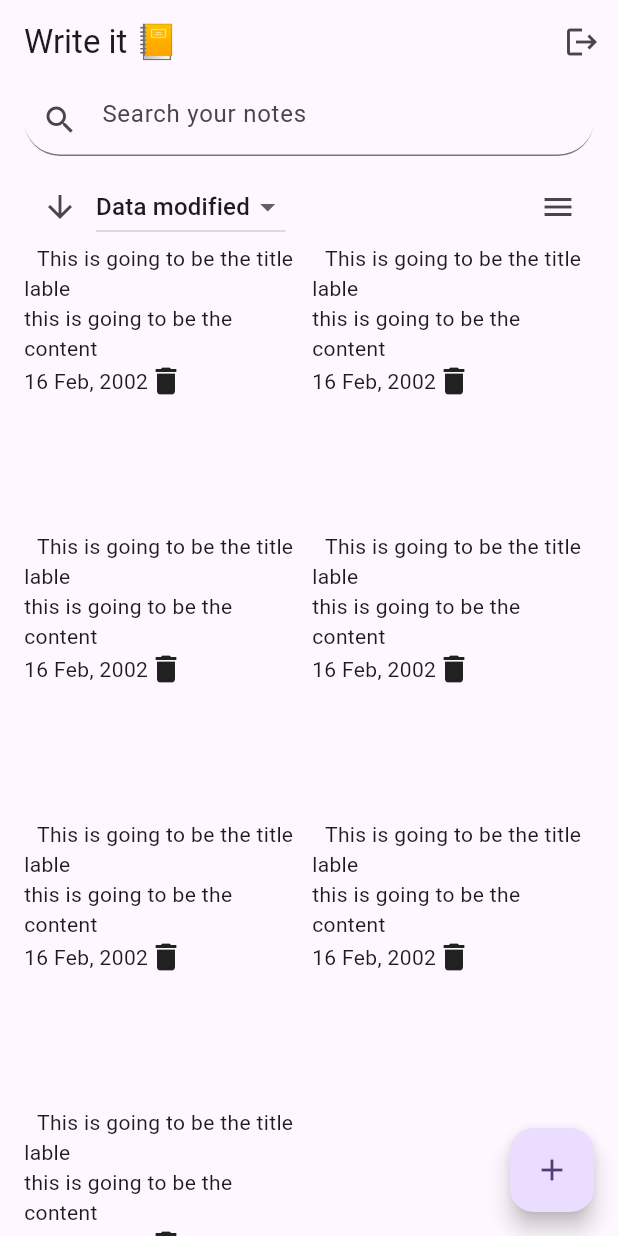
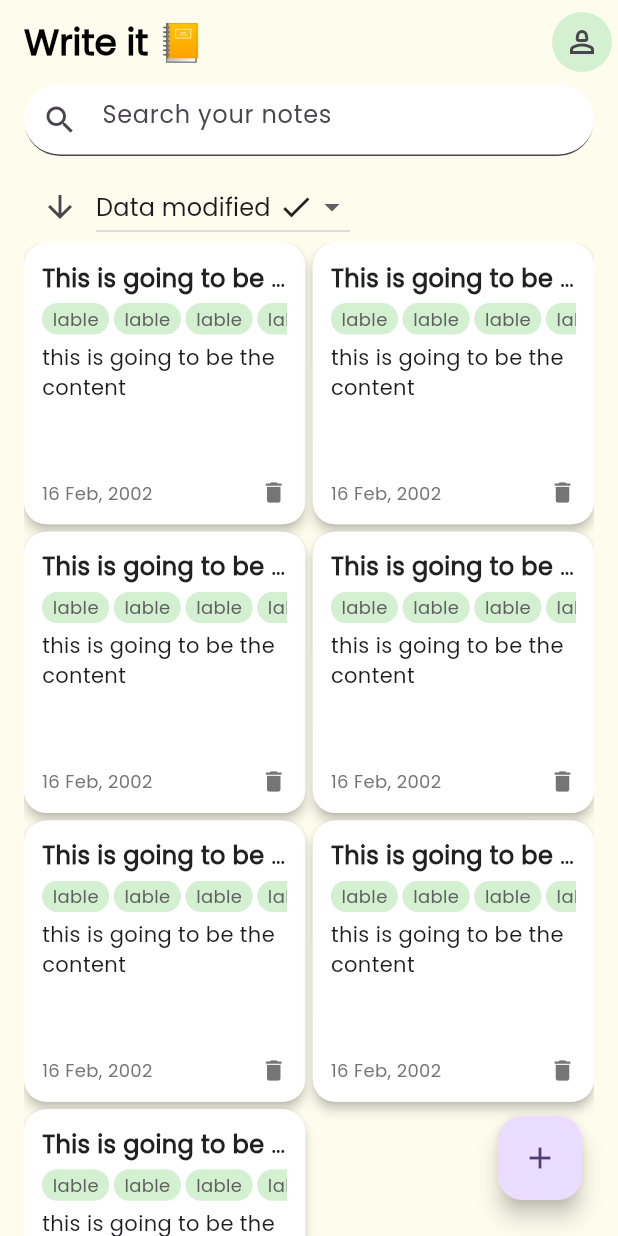
Before and after one commit to siddhartha1104/write_it, a Flutter app: the screen it shows after launch, on a phone screen of 412 x 824 dp. Run offline on Flutter 3.47's test engine with Material 3 defaults, Android fonts, the phone set to English and light mode, and no system bars.

```diff
--- a/lib/home_page.dart
+++ b/lib/home_page.dart
@@ -1,5 +1,5 @@
 import 'package:flutter/material.dart';
-import 'package:flutter/widgets.dart';
+import 'package:write_it/widget/widget_support.dart';
 
 class HomePage extends StatefulWidget {
   const HomePage({super.key});
@@ -11,18 +11,37 @@ class HomePage extends StatefulWidget {
 class _HomePageState extends State<HomePage> {
   final List<String> dropDownOptions = ['Data modified', 'Date created'];
   late String dropDownValue = dropDownOptions.first;
+
+  bool isDecending = true;
+
   @override
   Widget build(BuildContext context) {
     return Scaffold(
       appBar: AppBar(
-        title: const Text("Write it 📒"),
+        title: Text(
+          "Write it 📒",
+          style: AppWidget.headlineTextFeildStyle(),
+        ),
         actions: [
           //=====logout button=======
           IconButton(
               onPressed: () {},
-            icon: const Icon(Icons.logout),
-          )
+              icon: const Icon(
+                Icons.person_2_outlined,
+              ),
+              style: IconButton.styleFrom(
+                  backgroundColor: const Color.fromARGB(255, 211, 240, 209),
+                  shape: RoundedRectangleBorder(
+                    borderRadius: BorderRadius.circular(50),
+                  )))
         ],
+      ),
+      floatingActionButton: Padding(
+        padding: const EdgeInsets.all(8.0),
+        child: FloatingActionButton(
+          onPressed: () {},
+          child: const Icon(Icons.add),
+        ),
       ),
       body: Padding(
         padding: const EdgeInsets.only(left: 16, right: 16),
@@ -33,6 +52,8 @@ class _HomePageState extends State<HomePage> {
               decoration: InputDecoration(
                 hintText: 'Search your notes',
                 prefixIcon: const Icon(Icons.search),
+                fillColor: Colors.white,
+                filled: true,
                 border: UnderlineInputBorder(
                     borderRadius: BorderRadius.circular(50)),
               ),
@@ -41,17 +62,33 @@ class _HomePageState extends State<HomePage> {
             Row(
               children: [
                 IconButton(
-                  onPressed: () {},
-                  icon: const Icon(Icons.arrow_downward),
+                  onPressed: () {
+                    setState(() {
+                      isDecending = !isDecending;
+                    });
+                  },
+                  icon: Icon(
+                      isDecending ? Icons.arrow_downward : Icons.arrow_upward),
                 ),
 
                 //=====Dropdown (short datemodified, datecreated)=======
                 DropdownButton(
                   value: dropDownValue,
+                  borderRadius: BorderRadius.circular(16),
                   items: dropDownOptions
                       .map((e) => DropdownMenuItem(
                             value: e,
-                            child: Text(e),
+                            child: Row(
+                              children: [
+                                Text(e),
+
+                                // ...[] -> this helps to combine two widgets
+                                if (e == dropDownValue) ...[
+                                  const SizedBox(width: 5),
+                                  const Icon(Icons.check)
+                                ],
+                              ],
+                            ),
                           ))
                       .toList(),
                   onChanged: (newValue) {
@@ -60,55 +97,100 @@ class _HomePageState extends State<HomePage> {
                     });
                   },
                 ),
-                const Spacer(),
-                //======Menu Button (list or Grid mode)=========
-                IconButton(
-                  onPressed: () {},
-                  icon: const Icon(Icons.menu),
-                ),
               ],
             ),
 
             //Gride View
-            Expanded(
-              child: GridView.builder(
+            const Expanded(
+              child: NotesGrid(),
+            ),
+          ],
+        ),
+      ),
+    );
+  }
+}
+
+class NotesGrid extends StatelessWidget {
+  const NotesGrid({
+    super.key,
+  });
+
+  @override
+  Widget build(BuildContext context) {
+    return GridView.builder(
         itemCount: 7,
         gridDelegate: const SliverGridDelegateWithFixedCrossAxisCount(
           crossAxisCount: 2,
-                    crossAxisSpacing: 4,
-                    mainAxisSpacing: 4,
+          crossAxisSpacing: 5,
+          mainAxisSpacing: 5,
         ),
         itemBuilder: (context, int index) {
-                    return Container(
+          return Material(
+            elevation: 3,
+            borderRadius: BorderRadius.circular(15),
+            child: Container(
+              decoration: BoxDecoration(
+                color: Colors.white,
+                borderRadius: BorderRadius.circular(15),
+              ),
+              padding: const EdgeInsets.all(12),
               child: Column(
+                crossAxisAlignment: CrossAxisAlignment.start,
                 children: [
-                          const Text("This is going to be the title"),
+                  Text(
+                    "This is going to be the title",
+                    maxLines: 1,
+                    overflow: TextOverflow.ellipsis,
+                    style: TextStyle(
+                        fontWeight: FontWeight.bold,
+                        fontSize: 16,
+                        color: Colors.grey[900]),
+                  ),
+                  const SizedBox(height: 5),
+                  SingleChildScrollView(
+                    scrollDirection: Axis.horizontal,
+                    child: Row(
+                      children: List.generate(
+                        4,
+                        (index) => Container(
+                          decoration: BoxDecoration(
+                            borderRadius: BorderRadius.circular(16),
+                            color: const Color.fromARGB(255, 211, 240, 209),
+                          ),
+                          padding: const EdgeInsets.symmetric(
+                              vertical: 2, horizontal: 7),
+                          margin: const EdgeInsets.only(right: 3),
+                          child: Text(
+                            "lable",
+                            style: TextStyle(
+                                fontSize: 12, color: Colors.grey[700]),
+                          ),
+                        ),
+                      ),
+                    ),
+                  ),
+                  const SizedBox(height: 5),
+                  const Expanded(
+                      child: Text("this is going to be the content")),
                   Row(
                     children: [
-                              Container(
-                                child: const Text("lable"),
+                      Text(
+                        "16 Feb, 2002",
+                        style: TextStyle(color: Colors.grey[600], fontSize: 12),
+                      ),
+                      Spacer(),
+                      Icon(
+                        Icons.delete,
+                        size: 18,
+                        color: Colors.grey[600],
                       )
-                            ],
-                          ),
-                          const Text("this is going to be the content"),
-                          const Row(
-                            children: [
-                              Text("16 Feb, 2002"),
-                              Icon(Icons.delete)
                     ],
                   )
                 ],
               ),
-                    );
-                  }),
-            )
-          ],
-        ),
-      ),
-      floatingActionButton: FloatingActionButton(
-        onPressed: () {},
-        child: const Icon(Icons.add),
             ),
           );
+        });
   }
 }
--- a/lib/main.dart
+++ b/lib/main.dart
@@ -14,9 +14,14 @@ class MyApp extends StatelessWidget {
       debugShowCheckedModeBanner: false,
       title: 'Write it',
       theme: ThemeData(
-        colorScheme: ColorScheme.fromSeed(seedColor: Colors.deepPurple),
-        useMaterial3: true,
-      ),
+          appBarTheme: const AppBarTheme(
+            // color: Color.fromARGB(255, 211, 240, 209),
+            color: Color.fromARGB(255, 254, 253, 237),
+          ),
+          fontFamily: 'Poppins',
+          colorScheme: ColorScheme.fromSeed(seedColor: Colors.deepPurple),
+          useMaterial3: true,
+          scaffoldBackgroundColor: const Color.fromARGB(255, 254, 253, 237)),
       home: const HomePage(),
     );
   }
--- /dev/null
+++ b/lib/widget/widget_support.dart
@@ -0,0 +1,39 @@
+import 'package:flutter/material.dart';
+
+class AppWidget {
+  static TextStyle boldTextFeildStyle() {
+    return const TextStyle(
+      color: Colors.black,
+      fontSize: 20.0,
+      fontWeight: FontWeight.bold,
+      fontFamily: 'Poppins',
+    );
+  }
+
+  static TextStyle headlineTextFeildStyle() {
+    return const TextStyle(
+      color: Colors.black,
+      fontSize: 24.0,
+      fontWeight: FontWeight.bold,
+      fontFamily: 'Poppins',
+    );
+  }
+
+  static TextStyle lightTextFeildStyle() {
+    return const TextStyle(
+      color: Colors.black38,
+      fontSize: 15.0,
+      fontWeight: FontWeight.w500,
+      fontFamily: 'Poppins',
+    );
+  }
+
+  static TextStyle semiBoldTextFeildStyle() {
+    return const TextStyle(
+      color: Colors.black,
+      fontSize: 18.0,
+      fontWeight: FontWeight.w500,
+      fontFamily: 'Poppins',
+    );
+  }
+}
```
Also changed, not shown: pubspec.yaml (+6 -4 lines), assets/fonts/Poppins-Regular.ttf (added), assets/fonts/Poppins-SemiBold.ttf (added). Lines whose indentation alone changed are shown as unchanged.
